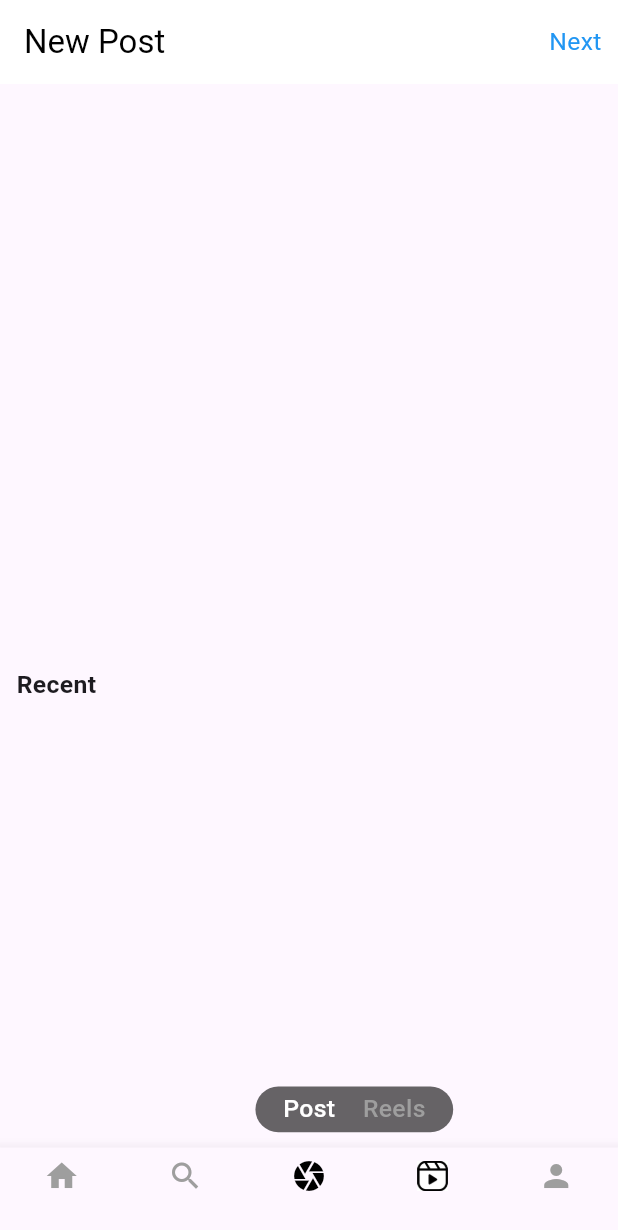
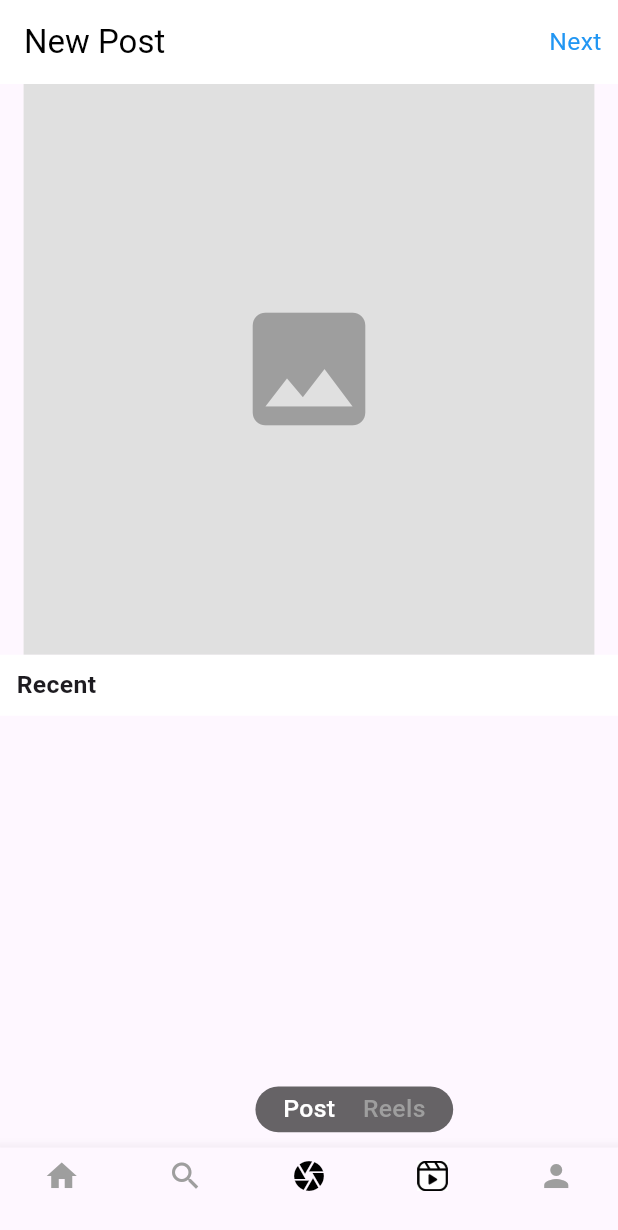
Before and after one commit to Eslam-Ayman8/instgram_sample, a Flutter app: the screen it shows once a user with an empty profile is signed in, swiped to page 3, on a phone screen of 412 x 824 dp. Shown: the top 1230 px of the screen. Run offline on Flutter 3.47's test engine with Material 3 defaults, Android fonts, the phone set to English and light mode, and no system bars; our stand-ins replace cloud_firestore, firebase_auth, firebase_core, firebase_storage, flutter_screenutil, image_picker; missing offline and left inert: photo_manager; accounts and stored records are empty.

Commit message:
Fixed the post screen image issue

```diff
--- a/lib/screen/add_post_screen.dart
+++ b/lib/screen/add_post_screen.dart
@@ -2,6 +2,9 @@ import 'dart:io';
 import 'package:flutter/material.dart';
 import 'package:flutter_screenutil/flutter_screenutil.dart';
 import 'package:photo_manager/photo_manager.dart';
+import 'package:instgram_sample/screen/addpost_text.dart';
+
+import '../util/imagepicker.dart';
 
 class AddPostScreen extends StatefulWidget {
   const AddPostScreen({super.key});
@@ -11,58 +14,65 @@ class AddPostScreen extends StatefulWidget {
 }
 
 class _AddPostScreenState extends State<AddPostScreen> {
-  final List<Widget>_mediaList=[];
-  final List<File> path=[];
+  final List<Widget> _mediaList = [];
+  final List<File> path = [];
   File? _file;
-  int currentPage=0;
+  int currentPage = 0;
   int? lastPage;
   @override
-
-  _fetchNewMedia()async {
+  _fetchNewMedia() async {
     lastPage = currentPage;
-    final PermissionState ps = await PhotoManager.requestPermissionExtend();
-    if (ps.isAuth) {
-      List<AssetPathEntity>album = await PhotoManager.getAssetPathList(
-          onlyAll: true);
-      List<AssetEntity> media =
-      await album[0].getAssetListPaged(page: currentPage, size: 0);
-
-      for (var asset in media) {
-        if (asset.type == AssetType.image) {
-          final file = await asset.file;
-          if (file != null) {
-            path.add(File(file.path));
-            _file = path[0];
-          }
-        }
+    File _imagefilee = await ImagePickerr().uploadImage('gallery');
+    setState(() {
+      _file = _imagefilee;
+    });
+    // if (ps.isAuth) {
+    //   List<AssetPathEntity> album =
+    //   await PhotoManager.getAssetPathList(type: RequestType.image);
+    //   List<AssetEntity> media =
+    //   await album[0].getAssetListPaged(page: currentPage, size: 60);
+    //
+    //   for (var asset in media) {
+    //     if (asset.type == AssetType.image) {
+    //       final file = await asset.file;
+    //       if (file != null) {
+    //         path.add(File(file.path));
+    //         _file = path[0];
+    //       }
+    //     }
+    //   }
+    //   List<Widget> temp = [];
+    //   for (var asset in media) {
+    //     temp.add(
+    //       FutureBuilder(
+    //         future: asset.thumbnailDataWithSize(ThumbnailSize(200, 200)),
+    //         builder: (context, snapshot) {
+    //           if (snapshot.connectionState == ConnectionState.done)
+    //             return Container(
+    //               child: Stack(
+    //                 children: [
+    //                   Positioned.fill(
+    //                     child: Image.memory(
+    //                       snapshot.data!,
+    //                       fit: BoxFit.cover,
+    //                     ),
+    //                   ),
+    //                 ],
+    //               ),
+    //             );
+    //
+    //           return Container();
+    //         },
+    //       ),
+    //     );
+    //   }
+    //   setState(() {
+    //     _mediaList.addAll(temp);
+    //     currentPage++;
+    //   });
+    // }
   }
 
-      List<Widget> temp = [];
-      for (var asset in media) {
-        temp.add(
-            FutureBuilder(
-              future: asset.thumbnailDataWithSize(ThumbnailSize(200, 200)),
-              builder: (context, snapshot) {
-                if (snapshot.connectionState == ConnectionState.done)
-                  return Container(
-                    child: Stack(
-                      children: [
-                        Positioned.fill(child:
-                        Image.memory(snapshot.data! ,
-                            fit: BoxFit.cover
-                        ),
-                        )
-                      ],
-                    ),
-                  );
-
-                return Container();
-              },
-            )
-        );
-      }
-    }
-  }
   @override
   void initState() {
     // TODO: implement initState
@@ -74,57 +84,63 @@ class _AddPostScreenState extends State<AddPostScreen> {
 
   Widget build(BuildContext context) {
     return Scaffold(
+      resizeToAvoidBottomInset: false,
       appBar: AppBar(
         backgroundColor: Colors.white,
         elevation: 0,
         title: const Text(
           'New Post',
-          style: TextStyle(color:Colors.black),
+          style: TextStyle(color: Colors.black),
         ),
         centerTitle: false,
         actions: [
           Center(
             child: Padding(
-                padding:  EdgeInsets.symmetric(horizontal: 10.w),
+              padding: EdgeInsets.symmetric(horizontal: 10.w),
+              child: GestureDetector(
+                onTap: () {
+                  Navigator.of(context).push(MaterialPageRoute(
+                    builder: (context) => AddPostTextScreen(_file!),
+                  ));
+                },
                 child: Text(
                   'Next',
-                    style: TextStyle(
-                        fontSize: 15.sp,
-                        color: Colors.blue)
+                  style: TextStyle(fontSize: 15.sp, color: Colors.blue),
                 ),
-              )
-          )
+              ),
+            ),
+          ),
         ],
       ),
       body: SafeArea(
         child: SingleChildScrollView(
+          child: Container(
             child: Column(
               children: [
-            SizedBox(height: 375.h,
-            child: GridView.builder(
-                gridDelegate: const SliverGridDelegateWithFixedCrossAxisCount(
-                crossAxisCount: 1,
-              mainAxisSpacing: 1,
-              crossAxisSpacing: 1,
+                SizedBox(
+
+                      width: 375.h,
+                      height: 375.h,
+                      child: _file == null
+                          ? Container(
+                        color: Colors.grey[300],
+                        child: Icon(Icons.image, size: 100, color: Colors.grey),
+                      )
+                          : Image.file(_file!, fit: BoxFit.cover),
                   ),
-              itemCount: _mediaList.isEmpty ? 0 : 1, // only show 1 item if there's media
-              itemBuilder: (context, index) {
-                return _mediaList[indexx];
-              },
-            ),
-            ),
+
                 Container(
                   width: double.infinity,
                   height: 40.h,
+                  color: Colors.white,
                   child: Row(
                     children: [
-                    SizedBox(width: 10.w,),
-                    Text('Recent',
+                      SizedBox(width: 10.w),
+                      Text(
+                        'Recent',
                         style: TextStyle(
-                          fontSize: 15.sp,
-                          fontWeight: FontWeight.w600
-                      )
-                      ,)
+                            fontSize: 15.sp, fontWeight: FontWeight.w600),
+                      ),
                     ],
                   ),
                 ),
@@ -132,23 +148,27 @@ class _AddPostScreenState extends State<AddPostScreen> {
                   shrinkWrap: true,
                   itemCount: _mediaList.length,
                   gridDelegate: const SliverGridDelegateWithFixedCrossAxisCount(
-                            crossAxisCount: 1,
+                    crossAxisCount: 3,
                     mainAxisSpacing: 1,
-                            crossAxisSpacing: 1,
+                    crossAxisSpacing: 2,
                   ),
                   itemBuilder: (context, index) {
-return GestureDetector(onTap: (){
+                    return GestureDetector(
+                      onTap: () {
                         setState(() {
                           indexx = index;
+                          _file = path[index];
                         });
-},child: _mediaList[index],
+                      },
+                      child: _mediaList[index],
                     );
-                          }
+                  },
                 ),
               ],
             ),
-          )
-      )
+          ),
+        ),
+      ),
     );
   }
 }
```
Also changed, not shown: lib/screen/addpost_text.dart (added, +75 -0 lines), 1 other file. Lines whose indentation alone changed are shown as unchanged.
